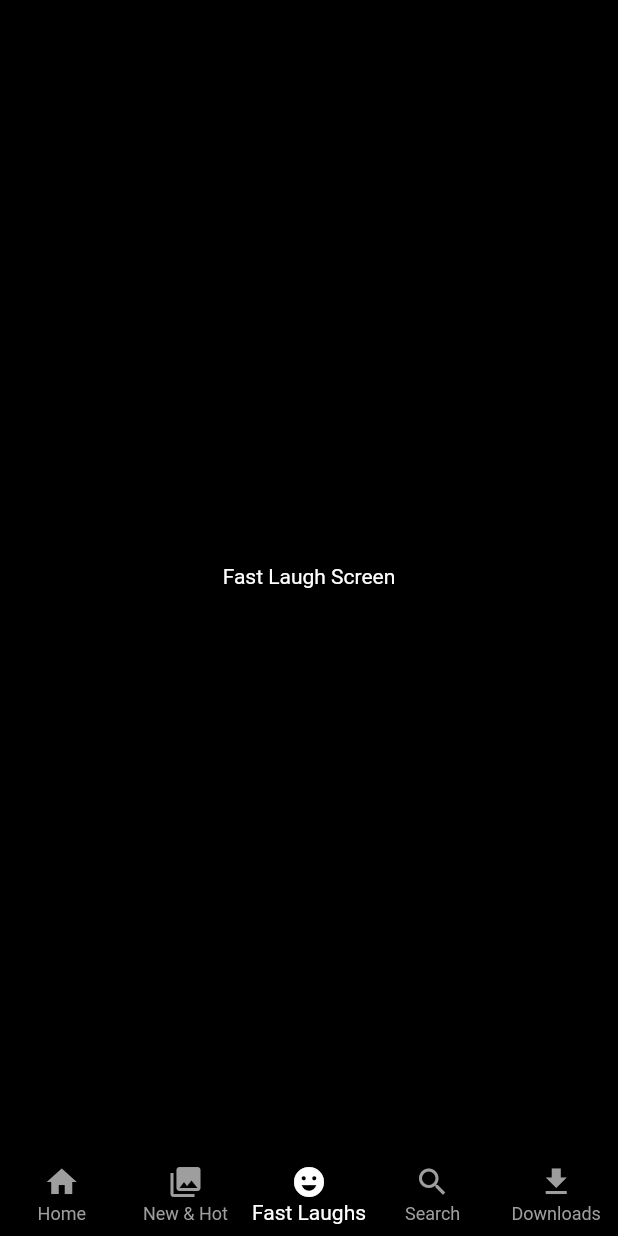
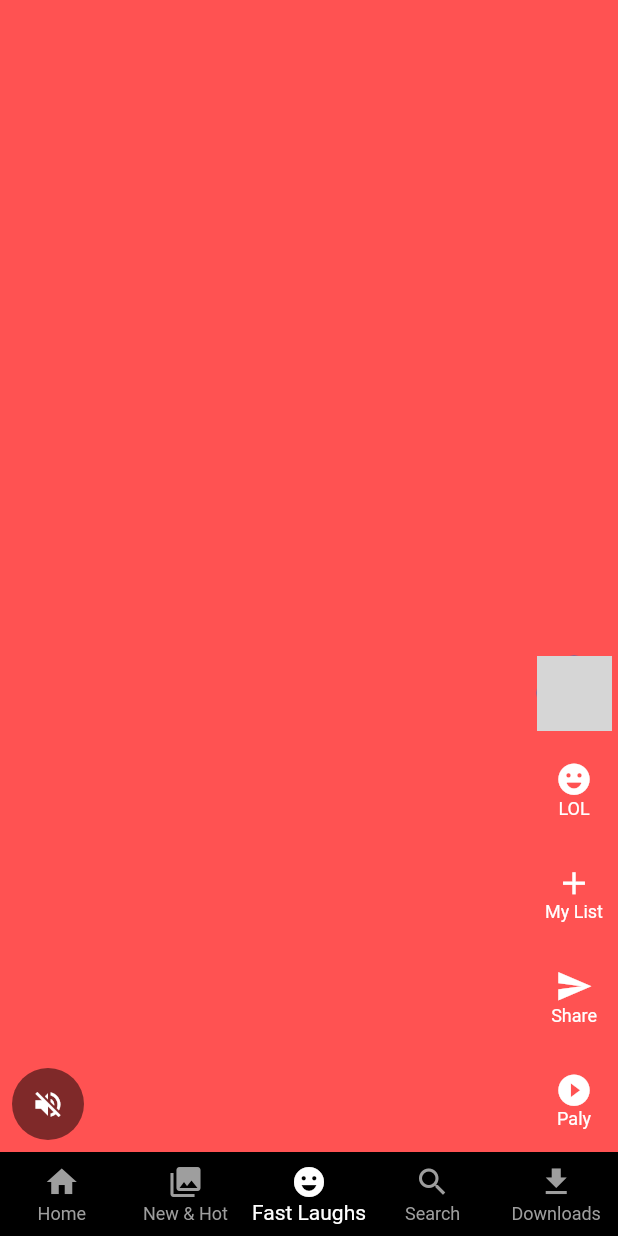
Before and after one commit to JaiJustin/netflix_app, a Flutter app: the screen it shows after launch, item 3 of the bottom bar chosen, on a phone screen of 412 x 824 dp. Run offline on Flutter 3.47's test engine with Material 2 defaults, Android fonts, the phone set to English and light mode, and no system bars; our stand-ins replace google_fonts; network calls fail; grey boxes are pictures that could not be loaded.

Commit message:
style:Created ScreenFastLaugh UI basic strecher
UI Changes

* vertical scrollable PageView
  Inside of PageView
  * bottom right mute icon
  * bottom left side vertical align one circular Image profile and 4 Icons

packages used

* video_player //for play videos inside app

Permissions

* android internet permission add in: android/app/src/main/AndroidManifest.xml

```diff
--- a/lib/presentation/fast_laugh/screen_fast_laugh.dart
+++ b/lib/presentation/fast_laugh/screen_fast_laugh.dart
@@ -1,12 +1,23 @@
 import 'package:flutter/material.dart';
+import 'package:netflix_app/presentation/fast_laugh/widgets/video_list_item_widget.dart';
 
 class ScreenFastLaugh extends StatelessWidget {
   const ScreenFastLaugh({Key? key}) : super(key: key);
 
   @override
   Widget build(BuildContext context) {
-    return const Scaffold(
-      body: Center(child: Text('Fast Laugh Screen')),
+    return Scaffold(
+      body: SafeArea(
+        child: PageView(
+          scrollDirection: Axis.vertical,
+          children: List.generate(
+            10,
+            (index) => VideoLIstItemItemWidget(
+              index: index,
+            ),
+          ),
+        ),
+      ),
     );
   }
 }
--- /dev/null
+++ b/lib/presentation/fast_laugh/widgets/video_list_item_widget.dart
@@ -0,0 +1,88 @@
+import 'package:flutter/material.dart';
+import 'package:netflix_app/core/colors/colors.dart';
+
+class VideoLIstItemItemWidget extends StatelessWidget {
+  const VideoLIstItemItemWidget({Key? key, required this.index})
+      : super(key: key);
+  final int index;
+  @override
+  Widget build(BuildContext context) {
+    return Stack(
+      children: [
+        Container(
+          color: Colors.accents[index % Colors.accents.length],
+        ),
+        Align(
+          alignment: Alignment.bottomCenter,
+          child: Row(
+            mainAxisAlignment: MainAxisAlignment.spaceBetween,
+            crossAxisAlignment: CrossAxisAlignment.end,
+            children: [
+              Padding(
+                padding: const EdgeInsets.all(8.0),
+                child: CircleAvatar(
+                  backgroundColor: Colors.black.withOpacity(0.5),
+                  radius: 24,
+                  child: IconButton(
+                    onPressed: () {},
+                    icon: const Icon(
+                      Icons.volume_off,
+                      size: 22,
+                      color: kWhitColor,
+                    ),
+                  ),
+                ),
+              ),
+              Column(
+                mainAxisAlignment: MainAxisAlignment.end,
+                children: const [
+                  Padding(
+                    padding: EdgeInsets.symmetric(vertical: 5),
+                    child: CircleAvatar(
+                      radius: 25,
+                      backgroundImage: NetworkImage(
+                          'https://www.themoviedb.org/t/p/w220_and_h330_face/ox4goZd956BxqJH6iLwhWPL9ct4.jpg'),
+                    ),
+                  ),
+                  VideoActionsWidget(
+                      icon: Icons.emoji_emotions_rounded, title: 'LOL'),
+                  VideoActionsWidget(icon: Icons.add, title: 'My List'),
+                  VideoActionsWidget(icon: Icons.send, title: 'Share'),
+                  VideoActionsWidget(
+                      icon: Icons.play_circle_fill, title: 'Paly'),
+                ],
+              )
+            ],
+          ),
+        )
+      ],
+    );
+  }
+}
+
+class VideoActionsWidget extends StatelessWidget {
+  const VideoActionsWidget({Key? key, required this.icon, required this.title})
+      : super(key: key);
+  final IconData icon;
+  final String title;
+
+  @override
+  Widget build(BuildContext context) {
+    return Padding(
+      padding: const EdgeInsets.symmetric(vertical: 15, horizontal: 10),
+      child: Column(
+        children: [
+          Icon(
+            icon,
+            color: kWhitColor,
+            size: 25,
+          ),
+          Text(
+            title,
+            style: const TextStyle(color: kWhitColor, fontSize: 12),
+          ),
+        ],
+      ),
+    );
+  }
+}
--- a/lib/presentation/main_page/screen_main_page.dart
+++ b/lib/presentation/main_page/screen_main_page.dart
@@ -11,10 +11,10 @@ class ScreenManPage extends StatelessWidget {
   ScreenManPage({Key? key}) : super(key: key);
 
   final pages = [
-    ScreenHome(),
-    ScreenHomeNewAndHot(),
-    ScreenFastLaugh(),
-    ScreenSearch(),
+    const ScreenHome(),
+    const ScreenHomeNewAndHot(),
+    const ScreenFastLaugh(),
+    const ScreenSearch(),
     ScreenDownloads()
   ];
   @override
--- a/lib/presentation/search/screen_search.dart
+++ b/lib/presentation/search/screen_search.dart
@@ -1,6 +1,7 @@
 import 'package:flutter/cupertino.dart';
 import 'package:flutter/material.dart';
 import 'package:netflix_app/core/constants.dart';
+import 'package:netflix_app/presentation/search/widgets/search_idle_page_widget.dart';
 import 'package:netflix_app/presentation/search/widgets/search_result_page_widget.dart';
 
 class ScreenSearch extends StatelessWidget {
@@ -27,8 +28,8 @@ class ScreenSearch extends StatelessWidget {
                 style: const TextStyle(color: Colors.white),
               ),
               kHeight10,
-              // const Expanded(child: SearchIdlePageWidget()),
-              const Expanded(child: SearchResultPageWidget()),
+              const Expanded(child: SearchIdlePageWidget()),
+              //  const Expanded(child: SearchResultPageWidget()),
             ],
           ),
         ),
--- a/lib/presentation/search/widgets/search_result_page_widget.dart
+++ b/lib/presentation/search/widgets/search_result_page_widget.dart
@@ -1,6 +1,5 @@
 import 'package:flutter/material.dart';
 import 'package:netflix_app/core/constants.dart';
-import 'package:netflix_app/presentation/search/widgets/search_idle_page_widget.dart';
 import 'package:netflix_app/presentation/search/widgets/search_text_title_widget.dart';
 
 class SearchResultPageWidget extends StatelessWidget {
--- a/pubspec.yaml
+++ b/pubspec.yaml
@@ -35,6 +35,7 @@ dependencies:
   # The following adds the Cupertino Icons font to your application.
   # Use with the CupertinoIcons class for iOS style icons.
   cupertino_icons: ^1.0.2
+  video_player: ^2.4.6
 
 
 dev_dependencies:
```
Also changed, not shown: pubspec.lock, 1 other file.
